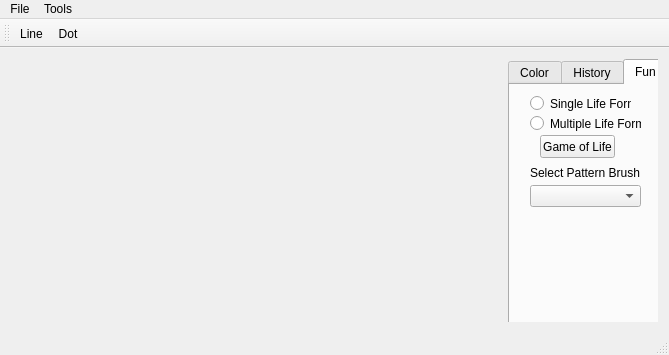
This is Paint/mainwindow.ui in DerCodeHahn/cpp as Qt 5 draws it before an edit. The edited form follows.
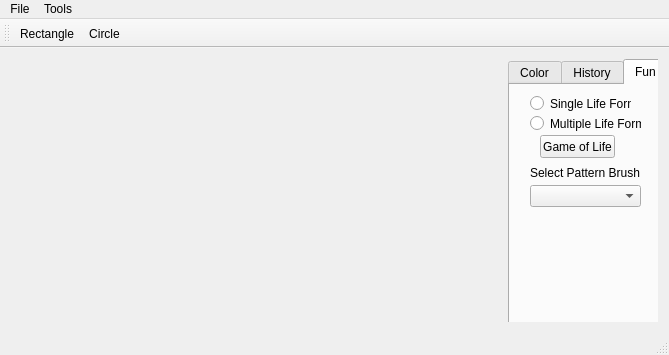
This is the edited form. Icons and pictures are not drawn.

```diff
--- a/Paint/mainwindow.ui
+++ b/Paint/mainwindow.ui
@@ -355,12 +355,12 @@
   </action>
   <action name="actionRectangle">
    <property name="text">
-    <string>Line</string>
+    <string>Rectangle</string>
    </property>
   </action>
   <action name="actionCircle">
    <property name="text">
-    <string>Dot</string>
+    <string>Circle</string>
    </property>
   </action>
   <action name="actionDot">
```
Left out of the diff: 56 changed lines with no effect on the pictures.
